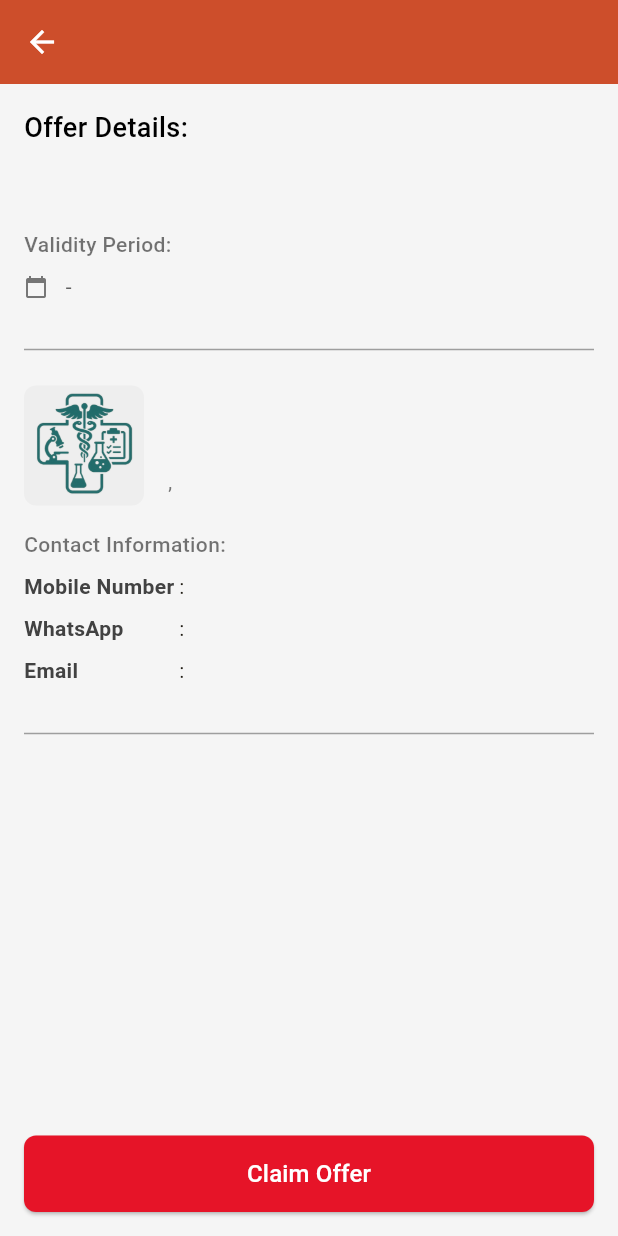
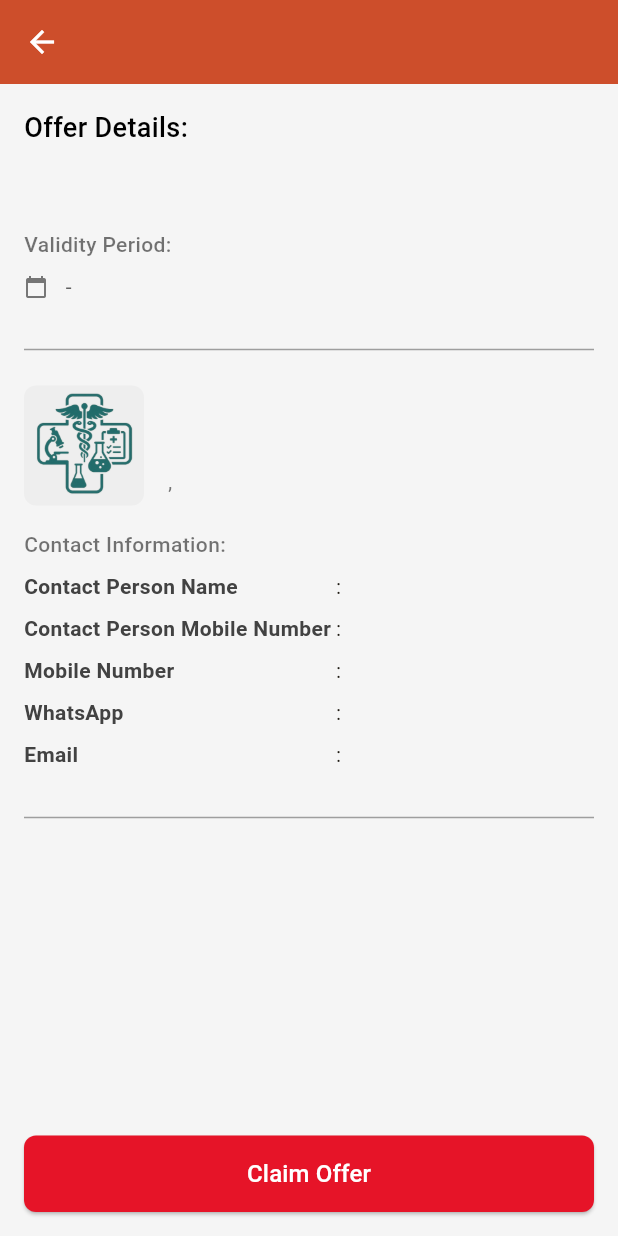
Before and after one commit to KRCodingCaffeine/MPMFlutterApp, a Flutter app: the DiscountOfferDetailPage screen opened directly with empty values, on a phone screen of 412 x 824 dp. Run offline on Flutter 3.47's test engine with Material 3 defaults, Android fonts, the phone set to English and light mode, and no system bars; our stand-ins replace audioplayers, device_info_plus, device_preview, dio, easy_stepper, firebase_core and 13 more; accounts and stored records are empty; Roboto replaces fonts that are missing (Ubuntu-Regular.ttf).

```diff
--- a/lib/model/Offer/OfferData.dart
+++ b/lib/model/Offer/OfferData.dart
@@ -2,6 +2,8 @@ class OfferData {
   String? organisationOfferDiscountId;
   String? offerDiscountName;
   String? offerDescription;
+  String? offerContactPersonName;
+  String? offerContactPersonMobile;
   String? validFrom;
   String? validTo;
   String? orgDetailsID;
@@ -28,6 +30,8 @@ class OfferData {
     this.organisationOfferDiscountId,
     this.offerDiscountName,
     this.offerDescription,
+    this.offerContactPersonName,
+    this.offerContactPersonMobile,
     this.validFrom,
     this.validTo,
     this.orgDetailsID,
@@ -56,6 +60,8 @@ class OfferData {
       organisationOfferDiscountId: json['organisation_offer_discount_id']?.toString(),
       offerDiscountName: json['offer_discount_name'],
       offerDescription: json['offer_description'],
+      offerContactPersonName: json['org_contact_person_name'],
+      offerContactPersonMobile: json['org_contact_person_mobile'],
       validFrom: json['valid_from'],
       validTo: json['valid_to'],
       orgDetailsID: json['org_details_id'],
@@ -85,6 +91,8 @@ class OfferData {
     data['organisation_offer_discount_id'] = organisationOfferDiscountId;
     data['offer_discount_name'] = offerDiscountName;
     data['offer_description'] = offerDescription;
+    data['org_contact_person_name'] = offerContactPersonName;
+    data['org_contact_person_mobile'] = offerContactPersonMobile;
     data['valid_from'] = validFrom;
     data['valid_to'] = validTo;
     data['org_details_id'] = orgDetailsID;
--- a/lib/model/OfferDiscountById/OfferDiscountByIdData.dart
+++ b/lib/model/OfferDiscountById/OfferDiscountByIdData.dart
@@ -2,6 +2,8 @@ class OfferDiscountByIdData {
   int? organisationOfferDiscountId;
   String? offerDiscountName;
   String? offerDescription;
+  String? offerContactPersonName;
+  String? offerContactPersonMobile;
   String? validFrom;
   String? validTo;
   String? offerImage;
@@ -24,6 +26,8 @@ class OfferDiscountByIdData {
     this.organisationOfferDiscountId,
     this.offerDiscountName,
     this.offerDescription,
+    this.offerContactPersonName,
+    this.offerContactPersonMobile,
     this.validFrom,
     this.validTo,
     this.offerImage,
@@ -48,6 +52,8 @@ class OfferDiscountByIdData {
       organisationOfferDiscountId: json['organisation_offer_discount_id'],
       offerDiscountName: json['offer_discount_name'],
       offerDescription: json['offer_description'],
+      offerContactPersonName: json['org_contact_person_name'],
+      offerContactPersonMobile: json['org_contact_person_mobile'],
       validFrom: json['valid_from'],
       validTo: json['valid_to'],
       offerImage: "https://members.mumbaimaheshwari.com/api/public/" + json['offer_image'],
@@ -73,6 +79,8 @@ class OfferDiscountByIdData {
       'organisation_offer_discount_id': organisationOfferDiscountId,
       'offer_discount_name': offerDiscountName,
       'offer_description': offerDescription,
+      'org_contact_person_name': offerContactPersonName,
+      'org_contact_person_name': offerContactPersonMobile,
       'valid_from': validFrom,
       'valid_to': validTo,
       'offer_image': offerImage,
--- a/lib/view/DiscountOfferDetailPage.dart
+++ b/lib/view/DiscountOfferDetailPage.dart
@@ -493,12 +493,22 @@ class DiscountOfferDetailPage extends StatelessWidget {
             2: FlexColumnWidth(),
           },
           children: [
+            if (offer.offerContactPersonName != null)
+              _buildTableRow('Contact Person Name', offer.offerContactPersonName!),
+            if (offer.offerContactPersonName != null) _buildSpacerRow(),
+
+            if (offer.offerContactPersonMobile != null)
+              _buildTableRow('Contact Person Mobile Number', offer.offerContactPersonMobile!),
+            if (offer.offerContactPersonMobile != null) _buildSpacerRow(),
+
             if (offer.orgMobile != null)
               _buildTableRow('Mobile Number', offer.orgMobile!),
-            if (offer.orgWhatsApp != null) _buildSpacerRow(),
+            if (offer.orgMobile != null) _buildSpacerRow(),
+
             if (offer.orgWhatsApp != null)
               _buildTableRow('WhatsApp', offer.orgWhatsApp!),
-            if (offer.orgEmail != null) _buildSpacerRow(),
+            if (offer.orgWhatsApp != null) _buildSpacerRow(),
+
             if (offer.orgEmail != null)
               _buildTableRow('Email', offer.orgEmail!),
           ],
```
Also changed, not shown: lib/view/discount_offer_view.dart (+10 -10 lines).
